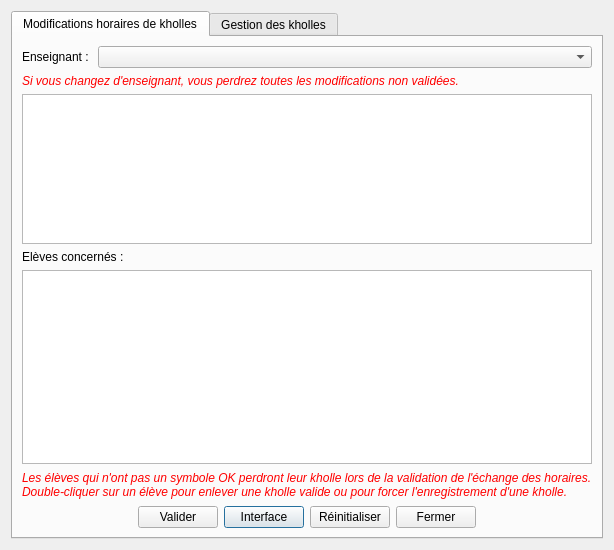
Before: the Qt Designer form managers/lastchanges.ui in ThFeneuil/KholloAutoQt, drawn with Qt 5.
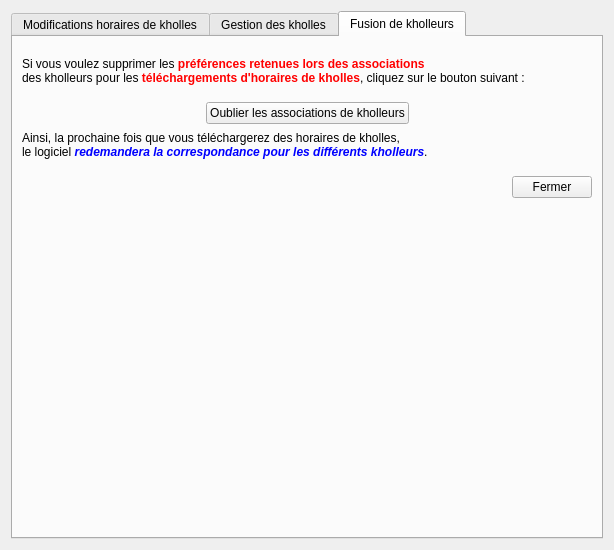
After: the same form once the commit is applied. The open tabs and pages were chosen to show the change.

Commit message:
Ajout de la possibilité de réinitialiser les associations des kholleurs téléchargés
+ correction bug dans MergeKholleurManager

The edit to the form file:
```diff
--- a/managers/lastchanges.ui
+++ b/managers/lastchanges.ui
@@ -326,6 +326,119 @@
        </item>
       </layout>
      </widget>
+     <widget class="QWidget" name="tab_3">
+      <attribute name="title">
+       <string>Fusion de kholleurs</string>
+      </attribute>
+      <layout class="QVBoxLayout" name="verticalLayout_5">
+       <item>
+        <widget class="QLabel" name="label_8">
+         <property name="minimumSize">
+          <size>
+           <width>0</width>
+           <height>50</height>
+          </size>
+         </property>
+         <property name="text">
+          <string>&lt;html&gt;&lt;head/&gt;&lt;body&gt;&lt;p align=&quot;justify&quot;&gt;Si vous voulez supprimer les &lt;span style=&quot; font-weight:600; color:#ff0000;&quot;&gt;préférences retenues lors des associations&lt;/span&gt;&lt;br/&gt;des kholleurs pour les &lt;span style=&quot; font-weight:600; color:#ff0000;&quot;&gt;téléchargements d'horaires de kholles&lt;/span&gt;, cliquez sur le bouton suivant :&lt;/p&gt;&lt;/body&gt;&lt;/html&gt;</string>
+         </property>
+        </widget>
+       </item>
+       <item>
+        <layout class="QHBoxLayout" name="horizontalLayout_4">
+         <item>
+          <spacer name="horizontalSpacer_7">
+           <property name="orientation">
+            <enum>Qt::Horizontal</enum>
+           </property>
+           <property name="sizeHint" stdset="0">
+            <size>
+             <width>40</width>
+             <height>20</height>
+            </size>
+           </property>
+          </spacer>
+         </item>
+         <item>
+          <widget class="QPushButton" name="pushButton_resetMerging">
+           <property name="text">
+            <string>Oublier les associations de kholleurs</string>
+           </property>
+          </widget>
+         </item>
+         <item>
+          <spacer name="horizontalSpacer_8">
+           <property name="orientation">
+            <enum>Qt::Horizontal</enum>
+           </property>
+           <property name="sizeHint" stdset="0">
+            <size>
+             <width>40</width>
+             <height>20</height>
+            </size>
+           </property>
+          </spacer>
+         </item>
+        </layout>
+       </item>
+       <item>
+        <widget class="QLabel" name="label_9">
+         <property name="minimumSize">
+          <size>
+           <width>0</width>
+           <height>30</height>
+          </size>
+         </property>
+         <property name="text">
+          <string>&lt;html&gt;&lt;head/&gt;&lt;body&gt;&lt;p&gt;Ainsi, la prochaine fois que vous téléchargerez des horaires de kholles,&lt;br/&gt;le logiciel &lt;span style=&quot; font-weight:600; font-style:italic; color:#0000ff;&quot;&gt;redemandera la correspondance pour les différents kholleurs&lt;/span&gt;.&lt;/p&gt;&lt;/body&gt;&lt;/html&gt;</string>
+         </property>
+        </widget>
+       </item>
+       <item>
+        <layout class="QHBoxLayout" name="horizontalLayout_6">
+         <property name="topMargin">
+          <number>10</number>
+         </property>
+         <property name="rightMargin">
+          <number>0</number>
+         </property>
+         <item>
+          <spacer name="horizontalSpacer_9">
+           <property name="orientation">
+            <enum>Qt::Horizontal</enum>
+           </property>
+           <property name="sizeHint" stdset="0">
+            <size>
+             <width>40</width>
+             <height>20</height>
+            </size>
+           </property>
+          </spacer>
+         </item>
+         <item>
+          <widget class="QPushButton" name="pushButton_2">
+           <property name="text">
+            <string>Fermer</string>
+           </property>
+          </widget>
+         </item>
+        </layout>
+       </item>
+       <item>
+        <spacer name="verticalSpacer_2">
+         <property name="orientation">
+          <enum>Qt::Vertical</enum>
+         </property>
+         <property name="sizeHint" stdset="0">
+          <size>
+           <width>20</width>
+           <height>40</height>
+          </size>
+         </property>
+        </spacer>
+       </item>
+      </layout>
+     </widget>
     </widget>
    </item>
   </layout>
```
Left out of the diff: 20 changed lines with no effect on the pictures. The commit also changes 3 other files.
